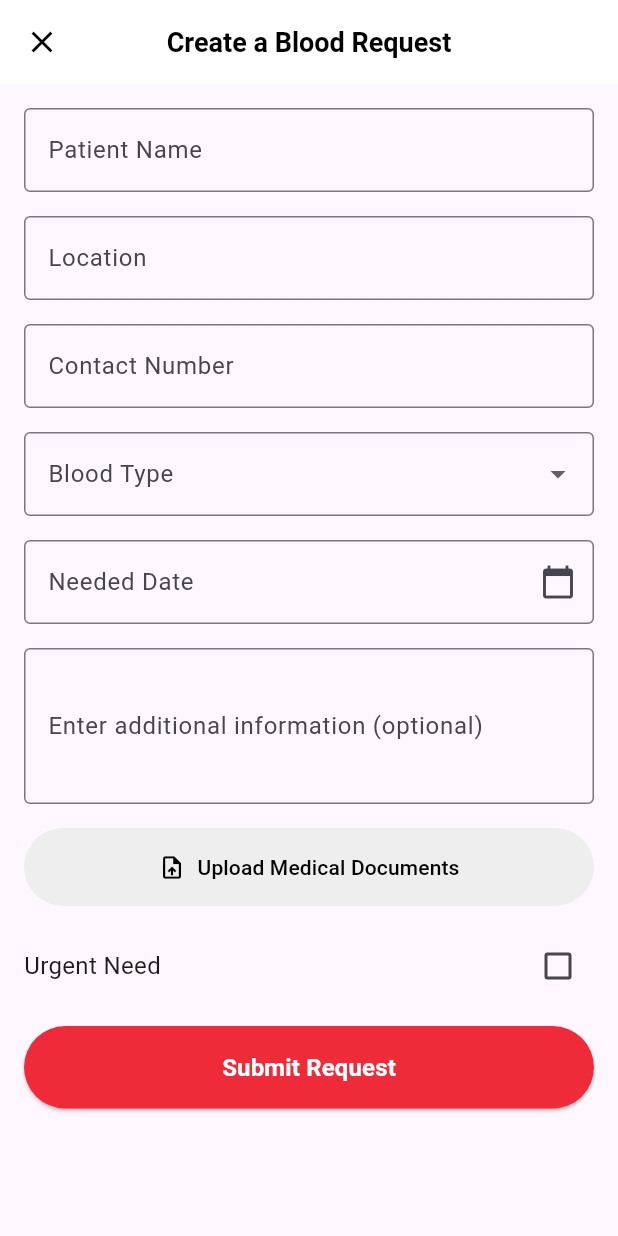
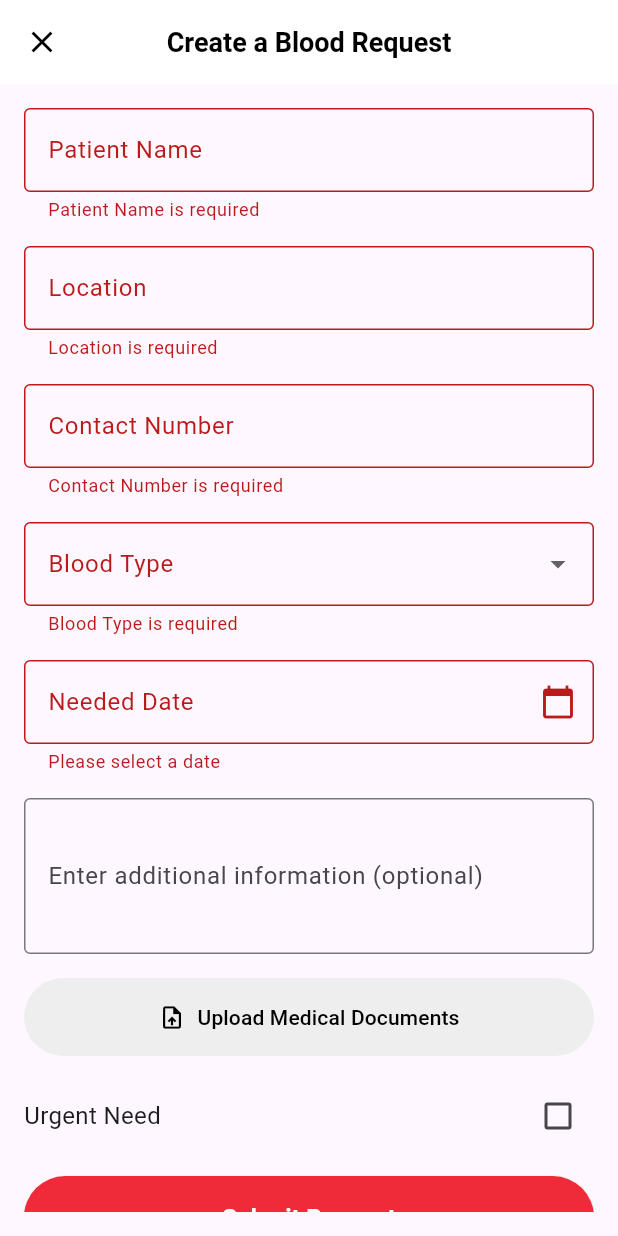
Before and after one commit to Pakhrin007/BloodLife, a Flutter app: the CreateBloodRequestScreen screen opened directly, after a tap on "Submit Request", on a phone screen of 412 x 824 dp. Run offline on Flutter 3.47's test engine with Material 3 defaults, Android fonts, the phone set to English and light mode, and no system bars; our stand-ins replace animated_splash_screen, cached_network_image, curved_navigation_bar, file_picker, flutter_spinkit, geolocator and 2 more.

Commit message:
Blood request

```diff
--- a/lib/main.dart
+++ b/lib/main.dart
@@ -1,4 +1,5 @@
 import 'package:bloodlife/DonorsSectionPages/dashboard.dart';
+import 'package:bloodlife/Dummypages/bloodrequestpage.dart';
 import 'package:bloodlife/Dummypages/events.dart';
 import 'package:bloodlife/splashscreen/splashscreen.dart';
 import 'package:flutter/material.dart';
@@ -19,7 +20,7 @@ class MyApp extends StatelessWidget {
         colorScheme: ColorScheme.fromSeed(seedColor: Colors.deepPurple),
         useMaterial3: true,
       ),
-      home: Dashboard(),
+      home: BloodRequestsPage(),
     );
   }
 }
--- /dev/null
+++ b/lib/models/BloodRequest.dart
@@ -0,0 +1,21 @@
+class BloodRequest {
+  final String patientName;
+  final String location;
+  final String contactNumber;
+  final String bloodType;
+  final String neededDate;
+  final bool isUrgent;
+  final String? additionalInfo;
+  final String? fileName;
+
+  BloodRequest({
+    required this.patientName,
+    required this.location,
+    required this.contactNumber,
+    required this.bloodType,
+    required this.neededDate,
+    required this.isUrgent,
+    this.additionalInfo,
+    this.fileName,
+  });
+}
--- a/lib/pages/createBloodRequest.dart
+++ b/lib/pages/createBloodRequest.dart
@@ -3,12 +3,23 @@ import 'package:file_picker/file_picker.dart';
 
 class CreateBloodRequestScreen extends StatefulWidget {
   @override
-  _CreateBloodRequestScreenState createState() => _CreateBloodRequestScreenState();
+  _CreateBloodRequestScreenState createState() =>
+      _CreateBloodRequestScreenState();
 }
 
 class _CreateBloodRequestScreenState extends State<CreateBloodRequestScreen> {
-  bool isUrgent = false;  // To manage the state of the "Urgent Need" checkbox
-  String? fileName;  // To store the name of the selected file
+  final _formKey = GlobalKey<FormState>(); // Global key for form validation
+  bool isUrgent = false;
+  String? fileName;
+
+  // Controllers to access form field data
+  TextEditingController patientNameController = TextEditingController();
+  TextEditingController locationController = TextEditingController();
+  TextEditingController contactController = TextEditingController();
+  TextEditingController neededDateController = TextEditingController();
+
+  String? selectedBloodType;
+  String _date = ''; // Variable to hold the selected date
 
   // Function to open file picker and get file
   void pickFile() async {
@@ -17,6 +28,38 @@ class _CreateBloodRequestScreenState extends State<CreateBloodRequestScreen> {
     if (result != null) {
       setState(() {
         fileName = result.files.single.name; // Set the file name
+      });
+    }
+  }
+
+  // Function to handle form submission
+  void _submitForm() {
+    if (_formKey.currentState!.validate()) {
+      // If the form is valid, display the data or proceed with submission
+      Navigator.pop(context, {
+        'patientName': patientNameController.text,
+        'location': locationController.text,
+        'contact': contactController.text,
+        'bloodType': selectedBloodType,
+        'neededDate': neededDateController.text,
+        'urgent': isUrgent,
+      });
+    }
+  }
+
+  // Function to pick a date
+  Future<void> _selectDate(BuildContext context) async {
+    DateTime? pickedDate = await showDatePicker(
+      context: context,
+      initialDate: DateTime.now(),
+      firstDate: DateTime(2000),
+      lastDate: DateTime(2101),
+    );
+
+    if (pickedDate != null) {
+      setState(() {
+        _date = "${pickedDate.toLocal()}".split(' ')[0]; // Format the date to yyyy-mm-dd
+        neededDateController.text = _date; // Set the date to TextField
       });
     }
   }
@@ -46,34 +89,57 @@ class _CreateBloodRequestScreenState extends State<CreateBloodRequestScreen> {
       body: Padding(
         padding: const EdgeInsets.all(16.0),
         child: SingleChildScrollView(
+          child: Form(
+            key: _formKey,
             child: Column(
               crossAxisAlignment: CrossAxisAlignment.start,
               children: [
                 // Patient Name
-              TextField(
+                TextFormField(
+                  controller: patientNameController,
                   decoration: InputDecoration(
                     labelText: 'Patient Name',
                     border: OutlineInputBorder(),
                   ),
+                  validator: (value) {
+                    if (value == null || value.isEmpty) {
+                      return 'Patient Name is required';
+                    }
+                    return null;
+                  },
                 ),
                 SizedBox(height: 16),
 
                 // Location
-              TextField(
+                TextFormField(
+                  controller: locationController,
                   decoration: InputDecoration(
                     labelText: 'Location',
                     border: OutlineInputBorder(),
                   ),
+                  validator: (value) {
+                    if (value == null || value.isEmpty) {
+                      return 'Location is required';
+                    }
+                    return null;
+                  },
                 ),
                 SizedBox(height: 16),
 
                 // Contact Number
-              TextField(
+                TextFormField(
+                  controller: contactController,
                   keyboardType: TextInputType.phone,
                   decoration: InputDecoration(
                     labelText: 'Contact Number',
                     border: OutlineInputBorder(),
                   ),
+                  validator: (value) {
+                    if (value == null || value.isEmpty) {
+                      return 'Contact Number is required';
+                    }
+                    return null;
+                  },
                 ),
                 SizedBox(height: 16),
 
@@ -83,6 +149,7 @@ class _CreateBloodRequestScreenState extends State<CreateBloodRequestScreen> {
                     labelText: 'Blood Type',
                     border: OutlineInputBorder(),
                   ),
+                  value: selectedBloodType,
                   items: [
                     DropdownMenuItem(value: 'A+', child: Text('A+')),
                     DropdownMenuItem(value: 'A-', child: Text('A-')),
@@ -93,22 +160,48 @@ class _CreateBloodRequestScreenState extends State<CreateBloodRequestScreen> {
                     DropdownMenuItem(value: 'AB+', child: Text('AB+')),
                     DropdownMenuItem(value: 'AB-', child: Text('AB-')),
                   ],
-                onChanged: (value) {},
+                  onChanged: (value) {
+                    setState(() {
+                      selectedBloodType = value;
+                    });
+                  },
+                  validator: (value) {
+                    if (value == null || value.isEmpty) {
+                      return 'Blood Type is required';
+                    }
+                    return null;
+                  },
                 ),
                 SizedBox(height: 16),
 
-              // Needed Date
-              TextField(
+                // Needed Date (GestureDetector)
+                GestureDetector(
+                  onTap: () => _selectDate(context),
+                  child: AbsorbPointer(
+                    child: TextFormField(
+                      controller: neededDateController,
                       decoration: InputDecoration(
                         labelText: 'Needed Date',
                         border: OutlineInputBorder(),
-                  suffixIcon: Icon(Icons.calendar_today),
+                        suffixIcon: IconButton(
+                          icon: Icon(Icons.calendar_today),
+                          onPressed: () => _selectDate(context),
+                        ),
+                      ),
+                      onSaved: (value) => _date = value!,
+                      validator: (value) {
+                        if (value == null || value.isEmpty) {
+                          return 'Please select a date';
+                        }
+                        return null;
+                      },
+                    ),
                   ),
                 ),
                 SizedBox(height: 16),
 
                 // Additional Information
-              TextField(
+                TextFormField(
                   maxLines: 3,
                   decoration: InputDecoration(
                     labelText: 'Enter additional information (optional)',
@@ -168,9 +261,7 @@ class _CreateBloodRequestScreenState extends State<CreateBloodRequestScreen> {
                 SizedBox(
                   width: double.infinity,
                   child: ElevatedButton(
-                  onPressed: () {
-                    // Handle submit action
-                  },
+                    onPressed: _submitForm,
                     style: ElevatedButton.styleFrom(
                       backgroundColor: Color(0xFFEF2A39), // Red color
                       padding: const EdgeInsets.symmetric(vertical: 16),
@@ -192,10 +283,7 @@ class _CreateBloodRequestScreenState extends State<CreateBloodRequestScreen> {
             ),
           ),
         ),
+      ),
     );
   }
 }
-
-void main() => runApp(MaterialApp(
-  home: CreateBloodRequestScreen(),
-));
```
Also changed, not shown: lib/Dummypages/bloodrequestpage.dart (added, +250 -0 lines). Lines whose indentation alone changed are shown as unchanged.
